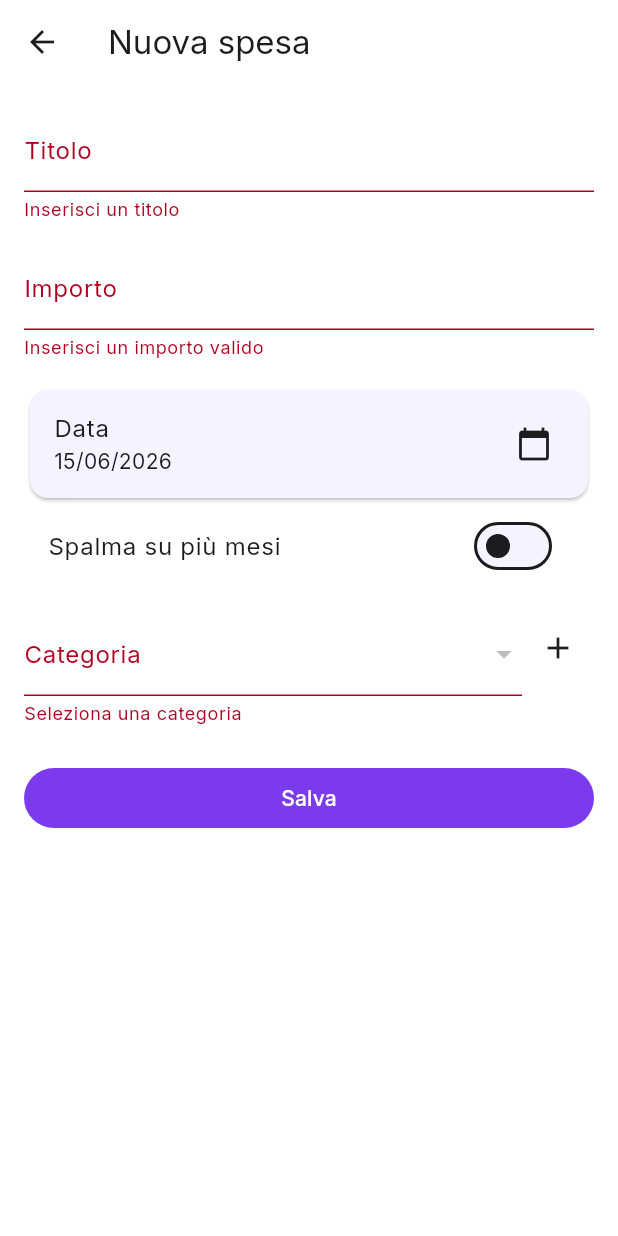
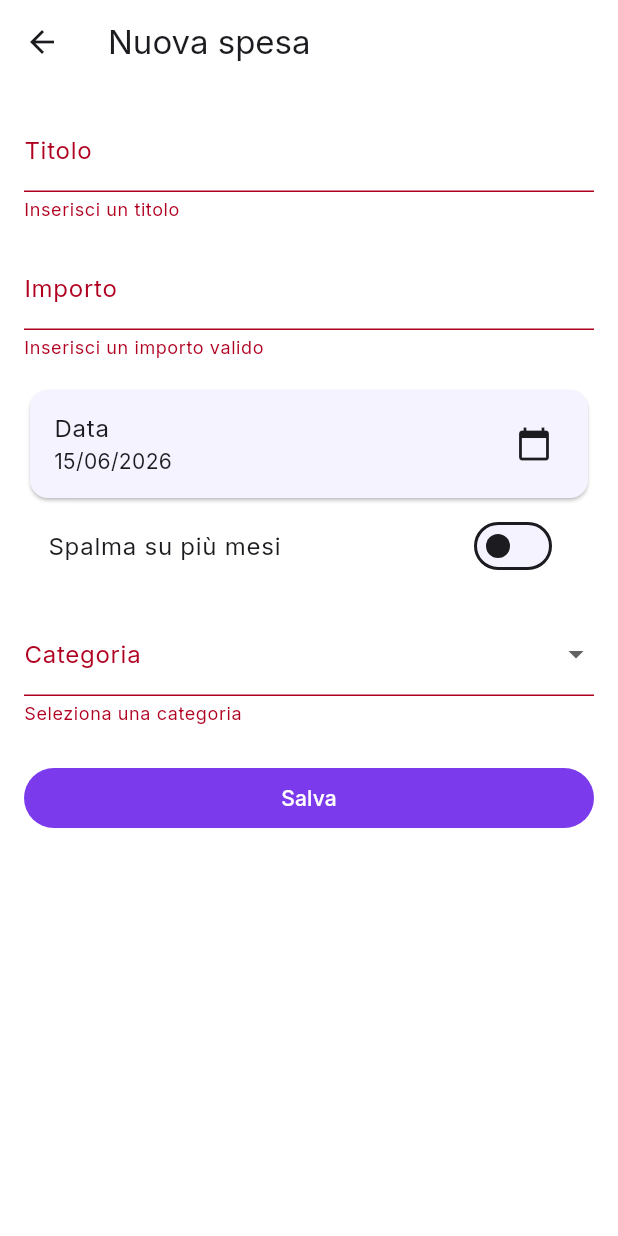
Before and after one commit to zaninip/cobudget, a Flutter app: the ManualExpenseScreen screen opened directly with empty values, after a tap on "Salva", on a phone screen of 412 x 824 dp. Run offline on Flutter 3.47's test engine with Material 3 defaults, Android fonts, the light colour scheme and no system bars; our stand-ins replace flutter_dotenv, flutter_riverpod, go_router, google_fonts, shared_preferences, supabase_flutter; accounts and stored records are empty.

Commit message:
UI refatoring for new category and subcategory

```diff
--- a/lib/features/expenses/domain/expense_repository.dart
+++ b/lib/features/expenses/domain/expense_repository.dart
@@ -46,11 +46,13 @@ abstract class ExpenseRepository {
     required String name,
   });
 
-  /// Aggiorna titolo e importo di una spesa esistente.
+  /// Aggiorna titolo, importo, categoria e sottocategoria di una spesa esistente.
   Future<void> updateExpense({
     required String id,
     required String title,
     required double amount,
+    required String categoryId,
+    String? subcategoryId,
   });
 
   /// Elimina una singola spesa.
--- a/lib/features/expenses/presentation/screens/manual_expense_screen.dart
+++ b/lib/features/expenses/presentation/screens/manual_expense_screen.dart
@@ -9,10 +9,8 @@ import '../../../../core/widgets/loading_button.dart';
 import '../../data/supabase_expense_repository.dart';
 import '../../domain/category.dart';
 import '../controllers/manual_expense_controller.dart';
-import '../utils/category_visuals.dart';
+import '../widgets/category_selector.dart';
 import '../widgets/month_selector.dart';
-import '../widgets/new_category_dialog.dart';
-import '../widgets/new_subcategory_dialog.dart';
 
 /// Form di inserimento manuale di una spesa, con toggle "spalma su più mesi"
 /// (vedi ARCHITECTURE.md - flow 4, UI_DESIGN.md - sezione 5).
@@ -56,27 +54,6 @@ class _ManualExpenseScreenState extends ConsumerState<ManualExpenseScreen> {
 
   int get _spreadMonthsCount =>
       (_endMonth.year - _startMonth.year) * 12 + (_endMonth.month - _startMonth.month) + 1;
-
-  Future<void> _addCategory() async {
-    final category = await showDialog<ExpenseCategory>(
-      context: context,
-      builder: (context) => NewCategoryDialog(budgetId: widget.budgetId),
-    );
-    if (category == null) return;
-    setState(() {
-      _categoryId = category.id;
-      _subcategoryId = null;
-    });
-  }
-
-  Future<void> _addSubcategory(String categoryId) async {
-    final subcategory = await showDialog<Subcategory>(
-      context: context,
-      builder: (context) => NewSubcategoryDialog(budgetId: widget.budgetId, categoryId: categoryId),
-    );
-    if (subcategory == null) return;
-    setState(() => _subcategoryId = subcategory.id);
-  }
 
   Future<void> _pickDate() async {
     final picked = await showDatePicker(
@@ -155,14 +132,6 @@ class _ManualExpenseScreenState extends ConsumerState<ManualExpenseScreen> {
   }
 
   Widget _buildForm(BuildContext context, List<ExpenseCategory> categories, bool isSaving) {
-    ExpenseCategory? selectedCategory;
-    for (final category in categories) {
-      if (category.id == _categoryId) {
-        selectedCategory = category;
-        break;
-      }
-    }
-
     return Form(
       key: _formKey,
       child: ListView(
@@ -229,66 +198,17 @@ class _ManualExpenseScreenState extends ConsumerState<ManualExpenseScreen> {
             _buildSpreadPreview(),
           ],
           const SizedBox(height: 16),
-          Row(
-            crossAxisAlignment: CrossAxisAlignment.start,
-            children: [
-              Expanded(
-                child: DropdownButtonFormField<String>(
-                  initialValue: _categoryId,
-                  decoration: const InputDecoration(labelText: 'Categoria'),
-                  items: [
-                    for (final category in categories)
-                      DropdownMenuItem(
-                        value: category.id,
-                        child: Row(
-                          children: [
-                            Icon(categoryIcon(category.icon), color: categoryColor(category.color), size: 20),
-                            const SizedBox(width: 8),
-                            Text(category.name),
-                          ],
-                        ),
-                      ),
-                  ],
-                  onChanged: (value) => setState(() {
-                    _categoryId = value;
-                    _subcategoryId = null;
-                  }),
-                  validator: (value) => value == null ? 'Seleziona una categoria' : null,
-                ),
-              ),
-              IconButton(
-                icon: const Icon(Icons.add),
-                tooltip: 'Nuova categoria',
-                onPressed: _addCategory,
-              ),
-            ],
+          CategorySelector(
+            budgetId: widget.budgetId,
+            categories: categories,
+            categoryId: _categoryId,
+            subcategoryId: _subcategoryId,
+            onCategoryChanged: (value) => setState(() {
+              _categoryId = value;
+              _subcategoryId = null;
+            }),
+            onSubcategoryChanged: (value) => setState(() => _subcategoryId = value),
           ),
-          if (selectedCategory != null) ...[
-            const SizedBox(height: 16),
-            Row(
-              crossAxisAlignment: CrossAxisAlignment.start,
-              children: [
-                Expanded(
-                  child: DropdownButtonFormField<String?>(
-                    key: ValueKey(_categoryId),
-                    initialValue: _subcategoryId,
-                    decoration: const InputDecoration(labelText: 'Sottocategoria'),
-                    items: [
-                      const DropdownMenuItem<String?>(value: null, child: Text('Nessuna')),
-                      for (final subcategory in selectedCategory.subcategories)
-                        DropdownMenuItem(value: subcategory.id, child: Text(subcategory.name)),
-                    ],
-                    onChanged: (value) => setState(() => _subcategoryId = value),
-                  ),
-                ),
-                IconButton(
-                  icon: const Icon(Icons.add),
-                  tooltip: 'Nuova sottocategoria',
-                  onPressed: () => _addSubcategory(selectedCategory!.id),
-                ),
-              ],
-            ),
-          ],
           const SizedBox(height: 24),
           LoadingButton(
             loading: isSaving,
--- /dev/null
+++ b/lib/features/expenses/presentation/widgets/category_selector.dart
@@ -0,0 +1,152 @@
+import 'package:flutter/material.dart';
+
+import '../../domain/category.dart';
+import '../utils/category_visuals.dart';
+import 'new_category_dialog.dart';
+import 'new_subcategory_dialog.dart';
+
+/// Valori "sentinella" usati come ultima voce dei dropdown per aprire i dialog
+/// di creazione di una nuova categoria/sottocategoria.
+const _newCategoryValue = '__new_category__';
+const _newSubcategoryValue = '__new_subcategory__';
+
+/// Selettore di categoria + sottocategoria, con l'opzione "Nuova …" come ultima
+/// voce di ciascun menu a tendina (vedi UI_DESIGN.md - sezione 5).
+///
+/// È un [FormField] solo per la categoria (obbligatoria): va usato dentro un
+/// [Form] perché la validazione partecipi al `validate()` del form chiamante.
+/// Lo stato selezionato è controllato dal chiamante tramite [categoryId]/
+/// [subcategoryId] e i callback; [onCategoryChanged] dovrebbe azzerare la
+/// sottocategoria a monte.
+class CategorySelector extends StatefulWidget {
+  const CategorySelector({
+    super.key,
+    required this.budgetId,
+    required this.categories,
+    required this.categoryId,
+    required this.subcategoryId,
+    required this.onCategoryChanged,
+    required this.onSubcategoryChanged,
+  });
+
+  final String budgetId;
+  final List<ExpenseCategory> categories;
+  final String? categoryId;
+  final String? subcategoryId;
+  final ValueChanged<String?> onCategoryChanged;
+  final ValueChanged<String?> onSubcategoryChanged;
+
+  @override
+  State<CategorySelector> createState() => _CategorySelectorState();
+}
+
+class _CategorySelectorState extends State<CategorySelector> {
+  // Incrementato dopo ogni apertura di un dialog "Nuova …" per forzare la
+  // ricostruzione dei DropdownButtonFormField: senza questo il loro stato
+  // interno resterebbe sul valore sentinella anche dopo annulla/conferma.
+  int _resetTick = 0;
+
+  Future<void> _addCategory() async {
+    final category = await showDialog<ExpenseCategory>(
+      context: context,
+      builder: (_) => NewCategoryDialog(budgetId: widget.budgetId),
+    );
+    setState(() => _resetTick++);
+    if (category != null) widget.onCategoryChanged(category.id);
+  }
+
+  Future<void> _addSubcategory(String categoryId) async {
+    final subcategory = await showDialog<Subcategory>(
+      context: context,
+      builder: (_) => NewSubcategoryDialog(budgetId: widget.budgetId, categoryId: categoryId),
+    );
+    setState(() => _resetTick++);
+    if (subcategory != null) widget.onSubcategoryChanged(subcategory.id);
+  }
+
+  @override
+  Widget build(BuildContext context) {
+    final primary = Theme.of(context).colorScheme.primary;
+
+    ExpenseCategory? selectedCategory;
+    for (final category in widget.categories) {
+      if (category.id == widget.categoryId) {
+        selectedCategory = category;
+        break;
+      }
+    }
+
+    return Column(
+      crossAxisAlignment: CrossAxisAlignment.stretch,
+      children: [
+        DropdownButtonFormField<String>(
+          key: ValueKey('category-$_resetTick'),
+          initialValue: widget.categoryId,
+          decoration: const InputDecoration(labelText: 'Categoria'),
+          items: [
+            for (final category in widget.categories)
+              DropdownMenuItem(
+                value: category.id,
+                child: Row(
+                  children: [
+                    Icon(categoryIcon(category.icon), color: categoryColor(category.color), size: 20),
+                    const SizedBox(width: 8),
+                    Text(category.name),
+                  ],
+                ),
+              ),
+            DropdownMenuItem(
+              value: _newCategoryValue,
+              child: Row(
+                children: [
+                  Icon(Icons.add, size: 20, color: primary),
+                  const SizedBox(width: 8),
+                  Text('Nuova categoria…', style: TextStyle(color: primary)),
+                ],
+              ),
+            ),
+          ],
+          onChanged: (value) {
+            if (value == _newCategoryValue) {
+              _addCategory();
+            } else {
+              widget.onCategoryChanged(value);
+            }
+          },
+          validator: (value) =>
+              (value == null || value == _newCategoryValue) ? 'Seleziona una categoria' : null,
+        ),
+        if (selectedCategory != null) ...[
+          const SizedBox(height: 16),
+          DropdownButtonFormField<String?>(
+            key: ValueKey('subcategory-${widget.categoryId}-$_resetTick'),
+            initialValue: widget.subcategoryId,
+            decoration: const InputDecoration(labelText: 'Sottocategoria'),
+            items: [
+              const DropdownMenuItem<String?>(value: null, child: Text('Nessuna')),
+              for (final subcategory in selectedCategory.subcategories)
+                DropdownMenuItem(value: subcategory.id, child: Text(subcategory.name)),
+              DropdownMenuItem<String?>(
+                value: _newSubcategoryValue,
+                child: Row(
+                  children: [
+                    Icon(Icons.add, size: 20, color: primary),
+                    const SizedBox(width: 8),
+                    Text('Nuova sottocategoria…', style: TextStyle(color: primary)),
+                  ],
+                ),
+              ),
+            ],
+            onChanged: (value) {
+              if (value == _newSubcategoryValue) {
+                _addSubcategory(selectedCategory!.id);
+              } else {
+                widget.onSubcategoryChanged(value);
+              }
+            },
+          ),
+        ],
+      ],
+    );
+  }
+}
```
Also changed, not shown: lib/features/expenses/data/supabase_expense_repository.dart (+8 -1 lines), lib/features/expenses/presentation/widgets/edit_expense_dialog.dart (+30 -1 lines).
